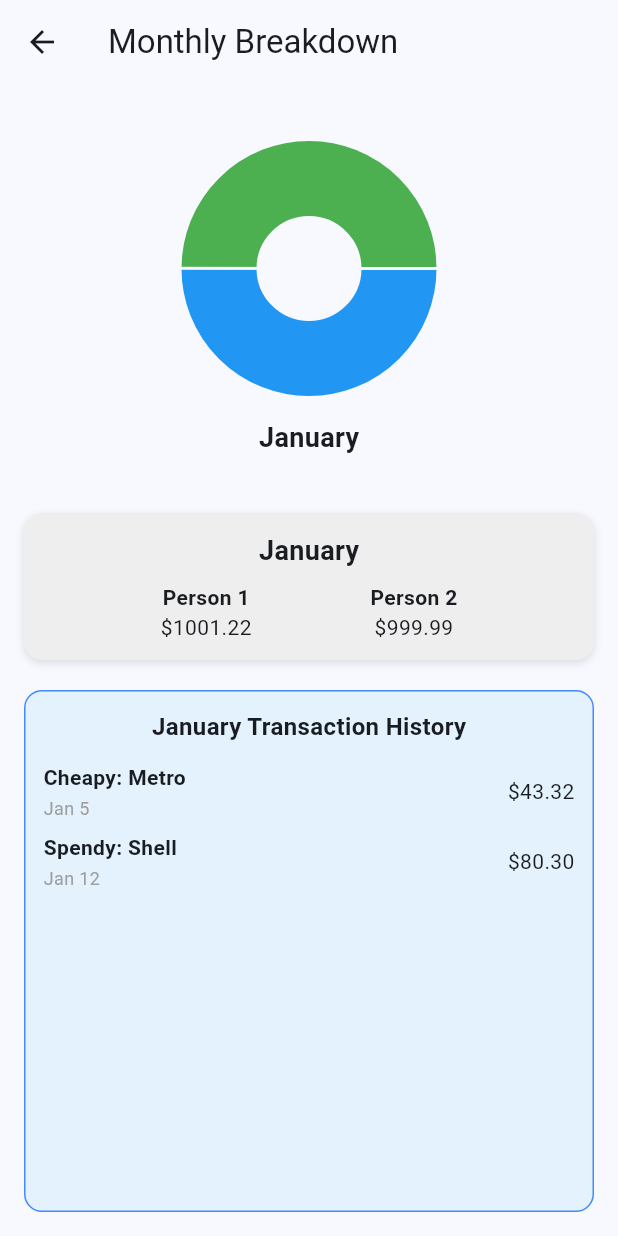
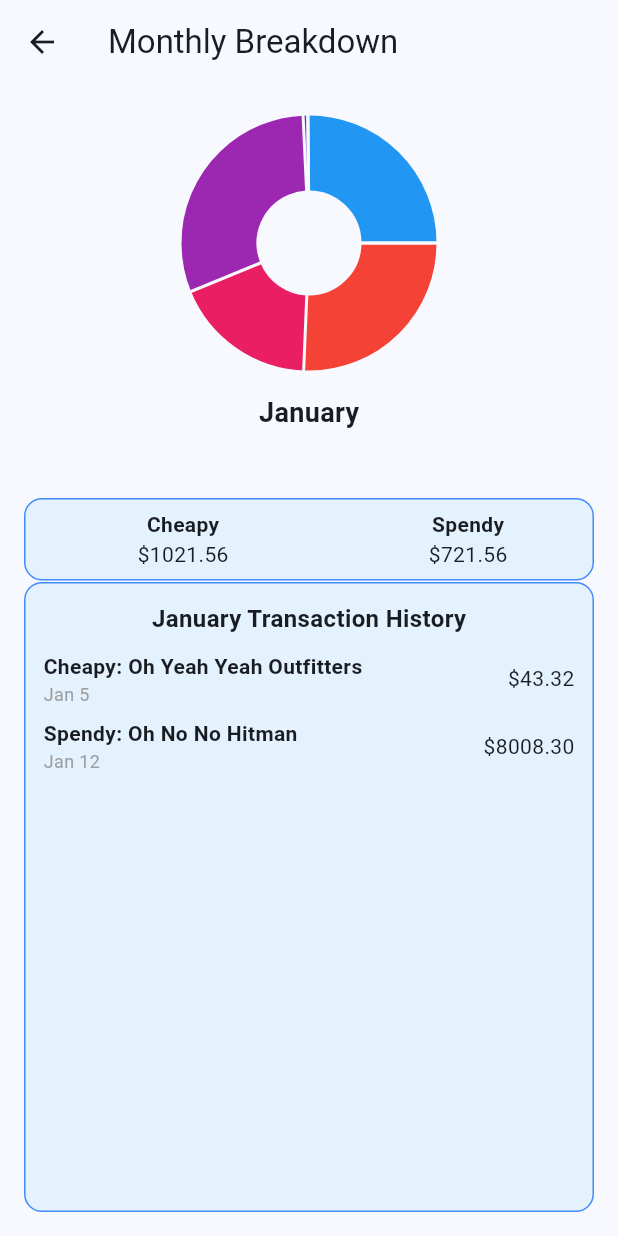
Before and after one commit to KeiranMacKay/MobileDevFinalProject, a Flutter app: the MonthlyBreakdown screen opened directly, on a phone screen of 412 x 824 dp. Run offline on Flutter 3.47's test engine with Material 3 defaults, Android fonts, the phone set to English and light mode, and no system bars; drawn by our look-alikes of fl_chart; our stand-ins replace flutter_local_notifications, sqflite; accounts and stored records are empty.

Commit message:
updated to be dynamic

```diff
--- a/lib/pages/monthly_breakdown.dart
+++ b/lib/pages/monthly_breakdown.dart
@@ -1,8 +1,26 @@
 import 'package:flutter/material.dart';
 import 'package:fl_chart/fl_chart.dart';
 
-/// Simple Bill model only for MonthlyBreakdown.
-/// This is separate from the DB model used on Home.
+// account class pulled from home page
+class Account extends StatelessWidget {
+  final String accountName;
+  final List<String>? userNames;
+  final List<List<double>>? userSpending;
+
+  const Account({
+    super.key,
+    required this.accountName,
+    this.userNames,
+    this.userSpending,
+  });
+
+  @override
+  Widget build(BuildContext context) {
+    return Container();
+  }
+}
+
+// bill class
 class Bill {
   final String name;
   final String place;
@@ -17,7 +35,7 @@ class Bill {
   });
 }
 
-// class for monthly data entry
+// class for montly entry
 class Entry {
   final String name;
   final double person1value;
@@ -26,6 +44,8 @@ class Entry {
 
   Entry(this.name, this.person1value, this.person2value, this.bills);
 }
+
+
 
 class MonthlyBreakdown extends StatefulWidget {
   const MonthlyBreakdown({super.key});
@@ -40,61 +60,85 @@ class _MonthlyBreakdownState extends State<MonthlyBreakdown> {
 
   late final List<Entry> spendingData;
 
+  //DATABASE CONNECTION POINT, if you can write into this class intance itll work perfectly
+  // account information, totals are for each month
+  final Account testAccount = const Account(
+    accountName: "The cheapies",
+    userNames: ["Cheapy", "Spendy", "Wastey", "Hoardy", "Greedy", "John"],
+    userSpending: [
+      [
+        1021.56, 1542.45, 648.10, 5460.90, 2121.22, 240.21, 500.00, 430.20, 315.90, 800.75, 920.10, 1100.00,
+      ],
+      [
+        721.56, 542.45, 462.10, 3541.90, 1548.22, 320.01, 900.00, 650.50, 710.25, 1230.40, 1345.80, 1500.00,
+      ],
+      [
+        1212.44, 1212.11, 564.33, 752.44, 2143.55, 234.66, 430.00, 510.10, 600.00, 720.30, 845.60, 900.00,
+      ],
+      [
+        23.23, 54.45, 76.23, 11.11, 45.43, 44.33, 60.00, 55.55, 70.70, 80.80, 95.95, 100.00,
+      ],
+      [
+        1.1, 2.2, 3.3, 4.4, 5.5, 6.6, 7.7, 8.8, 9.9, 10.1, 11.2, 12.3,
+      ],
+      [
+        1000.1, 1000.1, 1000.1, 1000.1, 1000.1, 1000.1, 1000.1, 1000.1, 1000.1, 1000.1, 1000.1, 1000.1,
+      ],
+    ],
+  );
+
   @override
   void initState() {
     super.initState();
 
-    // bills for display on each month (static / mock data)
+    // DATABAsE CONNECTION POINT, sam idea write into this list from DB and we are cooking=
+    // bill data for each month
     spendingData = [
-      Entry('January', 1001.22, 999.99, const [
-        Bill(name: 'Cheapy', place: 'Metro', date: 'Jan 5', price: 43.32),
-        Bill(name: 'Spendy', place: 'Shell', date: 'Jan 12', price: 80.30),
+      Entry('January', 0, 0, const [
+        Bill(name: 'Cheapy', place: 'Oh Yeah Yeah Outfitters', date: 'Jan 5', price: 43.32),
+        Bill(name: 'Spendy', place: 'Oh No No Hitman', date: 'Jan 12', price: 8008.30),
       ]),
-      Entry('February', 2002.11, 1001.22, const [
+      Entry('February', 0, 0, const [
         Bill(name: 'Cheapy', place: 'Place.exe', date: 'Feb 2', price: 200.10),
       ]),
-      Entry('March', 320.11, 1001.11, const [
+      Entry('March', 0, 0, const [
         Bill(name: 'Spendy', place: 'ScamsRus', date: 'Mar 3', price: 6000.00),
       ]),
-      Entry('April', 1001.22, 2222.22, const [
-        Bill(
-          name: 'Spendy',
-          place: 'TotallyLegitCarpetCleaners',
-          date: 'Apr 1',
-          price: 224.11,
-        ),
+      Entry('April', 0, 0, const [
+        Bill(name: 'Spendy', place: 'TotallyLegitCarpetCleaners', date: 'Apr 1', price: 224.11,),
       ]),
-      Entry('May', 747.33, 898.99, const [
+      Entry('May', 0, 0, const [
         Bill(name: 'Cheapy', place: 'McDaniels', date: 'May 9', price: 420.69),
       ]),
-      Entry('June', 3873.22, 232.99, const [
-        Bill(
-          name: 'Spendy',
-          place: 'OTU Tuition',
-          date: 'Jun 3',
-          price: 101101.10,
-        ),
-        Bill(
-          name: 'Cheapy',
-          place: 'Bestest Buyers',
-          date: 'Jun 12',
-          price: 27.33,
-        ),
-        Bill(
-          name: 'Cheapy',
-          place: 'OnlyFans',
-          date: 'Jun 20',
-          price: 3452.22,
-        ),
+      Entry('June', 0, 0, const [
+        Bill(name: 'Cheapy', place: 'OnlyFans', date: 'Jun 20', price: 3452.22),
+      ]),
+      Entry('July', 0, 0, const [
+        Bill(name: 'Cheapy', place: 'Costcon', date: 'Jul 4', price: 210.50),
+      ]),
+      Entry('August', 0, 0, const [
+        Bill(name: 'Spendy', place: 'Basozon', date: 'Aug 15', price: 350.00),
+      ]),
+      Entry('September', 0, 0, const [
+        Bill(name: 'Cheapy', place: 'Some Frills', date: 'Sep 9', price: 75.25),
+      ]),
+      Entry('October', 0, 0, const [
+        Bill(name: 'Spendy', place: 'Bestest Buy', date: 'Oct 20', price: 899.99),
+      ]),
+      Entry('November', 0, 0, const [
+        Bill(name: 'Cheapy', place: 'Floormart', date: 'Nov 11', price: 120.45),
+      ]),
+      Entry('December', 0, 0, const [
+        Bill(name: 'Spendy', place: 'John and Bashers', date: 'Dec 24', price: 650.75),
       ]),
     ];
 
     _controller.addListener(() {
-      final newIndex = _controller.page!.round();
+      final page = _controller.page;
+      if (page == null) return;
+      final newIndex = page.round();
       if (newIndex != _currentIndex) {
-        setState(() {
-          _currentIndex = newIndex;
-        });
+        setState(() => _currentIndex = newIndex);
       }
     });
   }
@@ -103,86 +147,75 @@ class _MonthlyBreakdownState extends State<MonthlyBreakdown> {
   Widget build(BuildContext context) {
     final currentEntry = spendingData[_currentIndex];
 
+    final userNames = testAccount.userNames!;
+    final userSpending = testAccount.userSpending!;
+    final peopleCount = userNames.length;
+
+    final double availableWidth = MediaQuery.of(context).size.width - 32;
+    final double tileWidth = availableWidth / 2;
+
+    Widget buildPersonTile(int index, int month) {
+      return Center(
+        child: Column(
+          mainAxisAlignment: MainAxisAlignment.center,
+          children: [
+            Text(
+              userNames[index],
+              style: const TextStyle(fontWeight: FontWeight.bold),
+            ),
+            Text(
+              '\$${userSpending[index][month].toStringAsFixed(2)}',
+            ),
+          ],
+        ),
+      );
+    }
+
     return Scaffold(
       appBar: AppBar(title: const Text('Monthly Breakdown')),
       body: Padding(
         padding: const EdgeInsets.all(16.0),
         child: Column(
-          crossAxisAlignment: CrossAxisAlignment.center,
           children: [
-            // pie chart
+
+            // creating pie charts
             SizedBox(
               height: 250,
               child: PageView.builder(
                 controller: _controller,
                 itemCount: spendingData.length,
                 itemBuilder: (context, index) {
-                  final entry = spendingData[index];
-                  return Center(
-                    child: MonthlyPieChart(entry: entry),
+                  return MonthlyPieChart(
+                    monthName: spendingData[index].name,
+                    account: testAccount,
+                    monthIndex: index,
                   );
                 },
               ),
             ),
-            const SizedBox(height: 20),
+            const SizedBox(height: 10),
 
-            // info box for displaying value spending
+            // scroll box, basically whats on the home page but for eaach month
             Container(
-              padding: const EdgeInsets.all(12),
+              height: 55,
+              padding: const EdgeInsets.symmetric(horizontal: 10),
               decoration: BoxDecoration(
-                color: Colors.grey[200],
+                color: Colors.blue[50],
                 borderRadius: BorderRadius.circular(12),
-                boxShadow: const [
-                  BoxShadow(
-                    color: Colors.black12,
-                    blurRadius: 4,
-                    offset: Offset(0, 2),
-                  )
-                ],
+                border: Border.all(color: Colors.blueAccent),
               ),
-              child: Column(
-                children: [
-                  Text(
-                    currentEntry.name,
-                    style: const TextStyle(
-                      fontSize: 18,
-                      fontWeight: FontWeight.bold,
+              child: ListView.builder(
+                scrollDirection: Axis.horizontal,
+                itemCount: peopleCount,
+                itemExtent: tileWidth,
+                physics: const BouncingScrollPhysics(),
+                itemBuilder: (context, index) =>
+                    buildPersonTile(index, _currentIndex),
               ),
             ),
-                  const SizedBox(height: 8),
-                  Row(
-                    mainAxisAlignment: MainAxisAlignment.spaceEvenly,
-                    children: [
-                      Column(
-                        children: [
-                          const Text(
-                            'Person 1',
-                            style: TextStyle(fontWeight: FontWeight.bold),
-                          ),
-                          Text(
-                            '\$${currentEntry.person1value.toStringAsFixed(2)}',
-                          ),
-                        ],
-                      ),
-                      Column(
-                        children: [
-                          const Text(
-                            'Person 2',
-                            style: TextStyle(fontWeight: FontWeight.bold),
-                          ),
-                          Text(
-                            '\$${currentEntry.person2value.toStringAsFixed(2)}',
-                          ),
-                        ],
-                      ),
-                    ],
-                  ),
-                ],
-              ),
-            ),
-            const SizedBox(height: 20),
+            const SizedBox(height: 1),
 
-            // scrolling transaction history
+            // bill history per month
             Expanded(
               child: Container(
                 padding: const EdgeInsets.all(12),
@@ -192,20 +225,17 @@ class _MonthlyBreakdownState extends State<MonthlyBreakdown> {
                   border: Border.all(color: Colors.blueAccent),
                 ),
                 child: Column(
-                  crossAxisAlignment: CrossAxisAlignment.start,
                   children: [
-                    Center(
-                      child: Text(
+                    Text(
                       '${currentEntry.name} Transaction History',
                       style: const TextStyle(
                         fontSize: 16,
                         fontWeight: FontWeight.bold,
                       ),
                     ),
-                    ),
-                    const SizedBox(height: 8),
+                    const SizedBox(height: 6),
+
                     Expanded(
-                      child: Scrollbar(
                       child: ListView.builder(
                         itemCount: currentEntry.bills.length,
                         itemBuilder: (context, i) {
@@ -217,23 +247,14 @@ class _MonthlyBreakdownState extends State<MonthlyBreakdown> {
                               MainAxisAlignment.spaceBetween,
                               children: [
                                 Column(
-                                    crossAxisAlignment:
-                                        CrossAxisAlignment.start,
+                                  crossAxisAlignment: CrossAxisAlignment.start,
                                   children: [
-                                      Text(
-                                        '${bill.name}: ${bill.place}',
+                                    Text('${bill.name}: ${bill.place}',
                                         style: const TextStyle(
-                                          fontWeight: FontWeight.bold,
-                                        ),
-                                      ),
-                                      const SizedBox(height: 2),
-                                      Text(
-                                        bill.date,
+                                            fontWeight: FontWeight.bold)),
+                                    Text(bill.date,
                                         style: const TextStyle(
-                                          fontSize: 12,
-                                          color: Colors.grey,
-                                        ),
-                                      ),
+                                            fontSize: 12, color: Colors.grey)),
                                   ],
                                 ),
                                 Text('\$${bill.price.toStringAsFixed(2)}'),
@@ -241,7 +262,6 @@ class _MonthlyBreakdownState extends State<MonthlyBreakdown> {
                             ),
                           );
                         },
-                        ),
                       ),
                     ),
                   ],
@@ -255,36 +275,44 @@ class _MonthlyBreakdownState extends State<MonthlyBreakdown> {
   }
 }
 
-// reusable pie chart widget
+
+
+
+// use for makingn pie charts
 class MonthlyPieChart extends StatelessWidget {
-  final Entry entry;
+  final String monthName;
+  final Account account;
+  final int monthIndex;
 
-  const MonthlyPieChart({super.key, required this.entry});
+  const MonthlyPieChart({
+    super.key,
+    required this.monthName,
+    required this.account,
+    required this.monthIndex,
+  });
 
   @override
   Widget build(BuildContext context) {
+    final userSpending = account.userSpending!;
+    final peopleCount = userSpending.length;
+
+    final List<PieChartSectionData> sections = List.generate(peopleCount, (i) {
+      return PieChartSectionData(
+        color: Colors.primaries[i % Colors.primaries.length],
+        value: userSpending[i][monthIndex],
+        title: '',
+        radius: 50,
+      );
+    });
+
     return Column(
-      mainAxisSize: MainAxisSize.min,
       children: [
         SizedBox(
           height: 180,
           width: 180,
           child: PieChart(
             PieChartData(
-              sections: [
-                PieChartSectionData(
-                  color: Colors.blue,
-                  value: entry.person1value,
-                  title: '',
-                  radius: 50,
-                ),
-                PieChartSectionData(
-                  color: Colors.green,
-                  value: entry.person2value,
-                  title: '',
-                  radius: 50,
-                ),
-              ],
+              sections: sections,
               centerSpaceRadius: 35,
               sectionsSpace: 2,
             ),
@@ -292,12 +320,12 @@ class MonthlyPieChart extends StatelessWidget {
         ),
         const SizedBox(height: 10),
         Text(
-          entry.name,
+          monthName,
           style: const TextStyle(
+            fontWeight: FontWeight.bold,
             fontSize: 18,
-            fontWeight: FontWeight.bold,
           ),
-        ),
+        )
       ],
     );
   }
```
Lines whose indentation alone changed are shown as unchanged.
